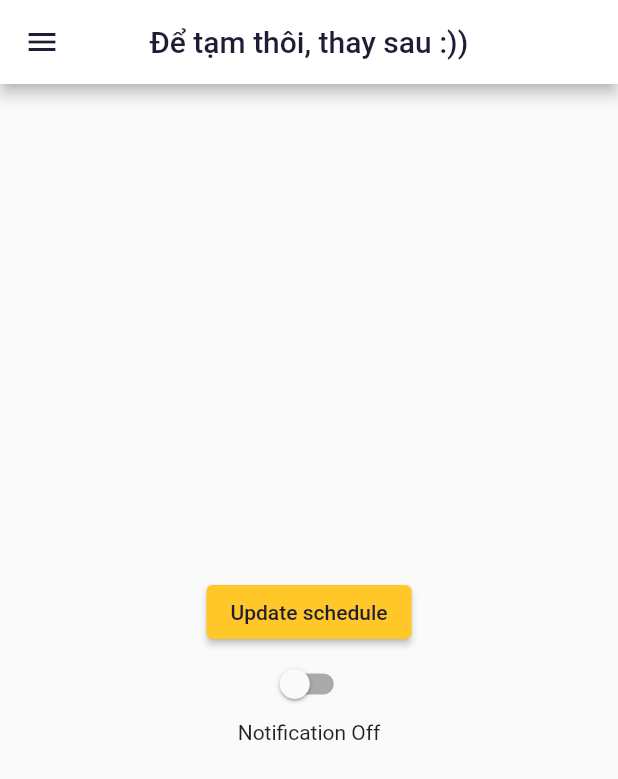
After one commit to khanhdk0000/Study_Space, a Flutter app: the CustomView screen opened directly, after a tap on the "menu" icon, after a tap on "Setting", on a phone screen of 412 x 824 dp. The commit adds this screen. Shown: the top 779 px of the screen. Run offline on Flutter 3.47's test engine with Material 2 defaults, Android fonts, the phone set to English and light mode, and no system bars; our stand-ins replace charts_flutter, firebase_auth, firebase_core, flutter_local_notifications, flutter_svg, flutter_switch and 2 more; missing offline and left inert: mqtt_client; accounts and stored records are empty; network calls fail.

Commit message:
Merge Notification to main

```diff
--- a/lib/Home/view/side_menu.dart
+++ b/lib/Home/view/side_menu.dart
@@ -4,6 +4,7 @@ import 'package:study_space/Custom/view/custom.dart';
 import 'package:study_space/Sensor/view/sensors_screen.dart';
 import 'package:study_space/Home/view/home_screen.dart';
 import 'package:study_space/constants.dart';
+import 'package:study_space/Notification/notification_screen.dart';
 import 'package:firebase_auth/firebase_auth.dart';
 import 'package:study_space/summary/view/all_sessions.dart';
 
@@ -107,6 +108,16 @@ class SideMenu extends StatelessWidget {
             },
           ),
           ListTile(
+            leading: Icon(Icons.construction),
+            title: Text('Setting'),
+            onTap: () {
+              Navigator.push(
+                context,
+                MaterialPageRoute(builder: (context) => NotificationScreen()),
+              );
+            },
+          ),
+          ListTile(
             leading: Icon(Icons.exit_to_app),
             title: Text('Sign Out'),
             onTap: () async {
--- /dev/null
+++ b/lib/Notification/notification_screen.dart
@@ -0,0 +1,195 @@
+import 'dart:async';
+import 'package:flutter/material.dart';
+import 'package:study_space/Notification/scheduleController.dart';
+import 'package:flutter_local_notifications/flutter_local_notifications.dart';
+import 'package:study_space/Home/view/side_menu.dart';
+import 'package:study_space/constants.dart';
+
+class NotificationScreen extends StatefulWidget {
+  MyScreen createState() => MyScreen();
+}
+
+class MyScreen extends State<NotificationScreen> {
+  FlutterLocalNotificationsPlugin flutterLocalNotificationsPlugin;
+  @override
+  initState() {
+    super.initState();
+    var initializationSettingsAndroid =
+        new AndroidInitializationSettings('app_icon');
+    var initializationSettings =
+        new InitializationSettings(android: initializationSettingsAndroid);
+    flutterLocalNotificationsPlugin = new FlutterLocalNotificationsPlugin();
+    flutterLocalNotificationsPlugin.initialize(initializationSettings,
+        onSelectNotification: onSelectNotification);
+  }
+
+  var androidPlatformChannelSpecifics = new AndroidNotificationDetails(
+    'id',
+    'name',
+    'description',
+    sound: RawResourceAndroidNotificationSound('mysound'),
+    playSound: true,
+    importance: Importance.max,
+    priority: Priority.high,
+  );
+
+  ///////////////////////////////////////////////
+  // GET STUDY-TIME AND END-TIME FROM DATABASE //
+  ///////////////////////////////////////////////
+  List<String> scheduledStudyList = [];
+  List<String> scheduledEndtimeList = [];
+  Future updateSchedule() async {
+    var c = new scheduleController();
+    scheduledStudyList = await c.getStarttime();
+    scheduledEndtimeList = await c.getEndtime();
+  }
+
+  ////////////////////////
+  // BREAK NOTIFICATION //
+  ////////////////////////
+  Future _showBreakNotification(String time, var i) async {
+    var platformChannelSpecifics =
+        new NotificationDetails(android: androidPlatformChannelSpecifics);
+    var scheduledTime = DateTime.parse(time).add(Duration(seconds: 10));
+    await flutterLocalNotificationsPlugin.schedule(
+      i,
+      'Break rồiiiiiiiiiiiiiiiiiiiiiiiiiiiiii',
+      'Giờ chời đến rồi giờ chơi đến rồi, đi chơi thôi',
+      scheduledTime,
+      platformChannelSpecifics,
+      payload: 'Ra chơi 15 phút',
+    );
+  }
+
+  //////////////////////////////////////
+  // START STUDY SESSION NOTIFICATION //
+  //////////////////////////////////////
+  Future _showStudyNotification(List<String> scheduledStudyList) async {
+    var platformChannelSpecifics =
+        new NotificationDetails(android: androidPlatformChannelSpecifics);
+    var priority = 0;
+    for (var i = 0; i < scheduledStudyList.length; i++) {
+      if (DateTime.parse(scheduledStudyList[i]).isAfter(DateTime.now())) {
+        priority++;
+        await flutterLocalNotificationsPlugin.schedule(
+          priority,
+          'Đi họccccccccccccccccccccc',
+          'Êi bạn êi, vô học bạn êi!!',
+          DateTime.parse(scheduledStudyList[i]),
+          platformChannelSpecifics,
+          payload: '9h Thứ 3 học Computer Graphic, giờ lo làm homework đi',
+        );
+        priority++;
+        _showBreakNotification(scheduledStudyList[i], priority);
+      }
+    }
+  }
+
+  ////////////////////////////////////
+  // END STUDY SESSION NOTIFICATION //
+  ////////////////////////////////////
+  Future _showEndtimeNotification(List<String> scheduledEndtimeList) async {
+    var platformChannelSpecifics =
+        new NotificationDetails(android: androidPlatformChannelSpecifics);
+    for (var i = 0; i < scheduledEndtimeList.length; i++) {
+      if (DateTime.parse(scheduledEndtimeList[i]).isAfter(DateTime.now())) {
+        await flutterLocalNotificationsPlugin.schedule(
+          i + scheduledEndtimeList.length * 2,
+          'Hết giờ !!!!!!!!!!!!!!!!',
+          'Nghỉ đi tan rồi, cố quá là quá cố',
+          DateTime.parse(scheduledEndtimeList[i]),
+          platformChannelSpecifics,
+          payload: 'Một cái nội dung gì đó về việc tới giờ nghỉ học',
+        );
+      }
+    }
+  }
+
+  /////////////////////////////
+  // CANCEL ALL NOTIFICATION //
+  /////////////////////////////
+  Future _cancelAllNotifications() async {
+    await flutterLocalNotificationsPlugin.cancelAll();
+  }
+
+  ////////////
+  // SWITCH //
+  ////////////
+  var onoff = 'Off';
+  bool switchControl = false;
+  void onchange(bool value) {
+    if (switchControl == false) {
+      setState(() {
+        switchControl = true;
+        onoff = 'On';
+        _showStudyNotification(scheduledStudyList);
+        _showEndtimeNotification(scheduledEndtimeList);
+      });
+    } else {
+      setState(() {
+        switchControl = false;
+        onoff = 'Off';
+        _cancelAllNotifications();
+      });
+    }
+  }
+
+  ////////
+  // UI //
+  ////////
+  @override
+  Widget build(BuildContext context) {
+    return new MaterialApp(
+      home: new Scaffold(
+        drawer: SideMenu(),
+        appBar: new AppBar(
+          centerTitle: true,
+          backgroundColor: Colors.white,
+          iconTheme: IconThemeData(color: kContentColorLightTheme),
+          title: Text(
+            'Để tạm thôi, thay sau :))',
+            style: TextStyle(
+              color: kContentColorLightTheme,
+              fontSize: 20,
+            ),
+            textAlign: TextAlign.center,
+          ),
+        ),
+        body: new Center(
+          child: new Column(
+            mainAxisAlignment: MainAxisAlignment.center,
+            mainAxisSize: MainAxisSize.max,
+            children: <Widget>[
+              ElevatedButton(
+                onPressed: updateSchedule,
+                child: Text('Update schedule',
+                    style: TextStyle(color: kContentColorLightTheme)),
+                style: ElevatedButton.styleFrom(
+                  primary: kPrimaryColor,
+                ),
+              ),
+              Switch(
+                value: switchControl,
+                onChanged: (bool value) => onchange(value),
+                activeColor: kPrimaryColor,
+              ),
+              Center(child: new Text("Notification ${onoff}")),
+            ],
+          ),
+        ),
+      ),
+    );
+  }
+
+  Future onSelectNotification(String payload) async {
+    showDialog(
+      context: context,
+      builder: (_) {
+        return new AlertDialog(
+          title: Text("Thông báo"),
+          content: Text("Nội dung : $payload"),
+        );
+      },
+    );
+  }
+}
--- a/pubspec.yaml
+++ b/pubspec.yaml
@@ -40,6 +40,7 @@ dependencies:
   http: ^0.13.3
   intl: ^0.17.0
   charts_flutter: ^0.10.0
+  flutter_local_notifications: ^6.0.0
 
 dev_dependencies:
   flutter_test:
```
Also changed, not shown: lib/Notification/scheduleController.dart (added, +52 -0 lines), pubspec.lock.
